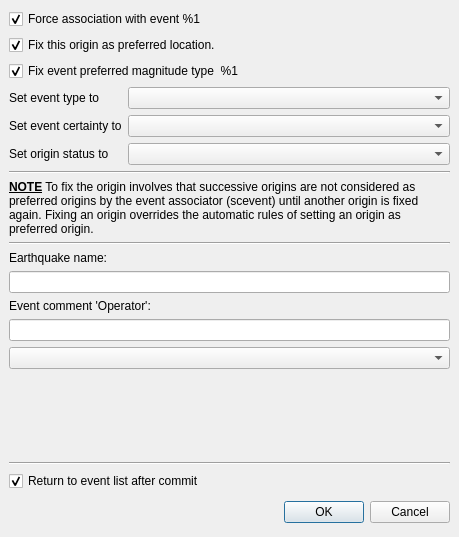
Above: libs/seiscomp/gui/datamodel/originlocatorview_commit.ui from SeisComP/common before the change. Below: the same form after it.
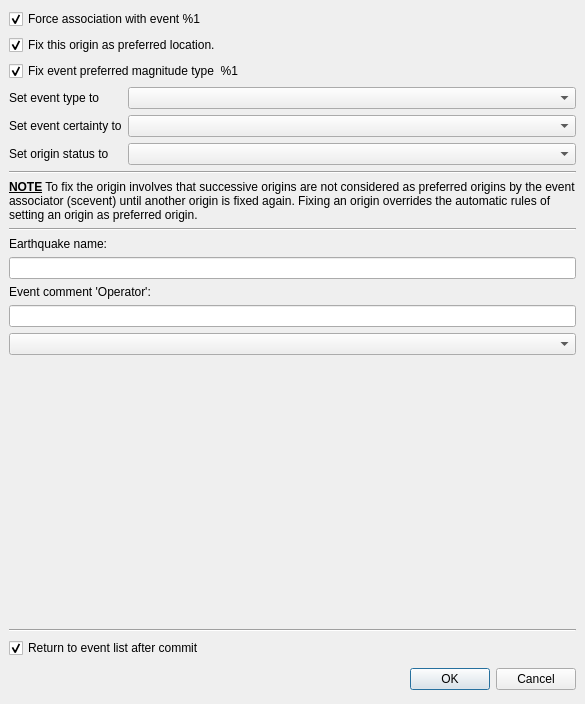
That is the form after the change.

Patch:
```diff
--- a/libs/seiscomp/gui/datamodel/originlocatorview_commit.ui
+++ b/libs/seiscomp/gui/datamodel/originlocatorview_commit.ui
@@ -8,8 +8,8 @@
    <rect>
     <x>0</x>
     <y>0</y>
-    <width>459</width>
-    <height>537</height>
+    <width>585</width>
+    <height>704</height>
    </rect>
   </property>
   <property name="windowTitle" >
```
